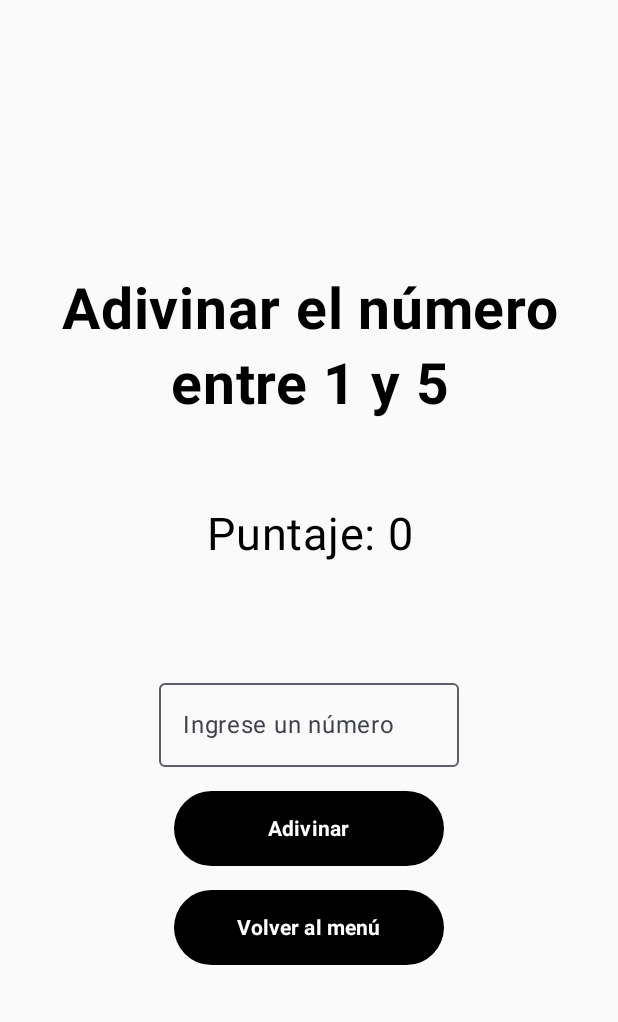
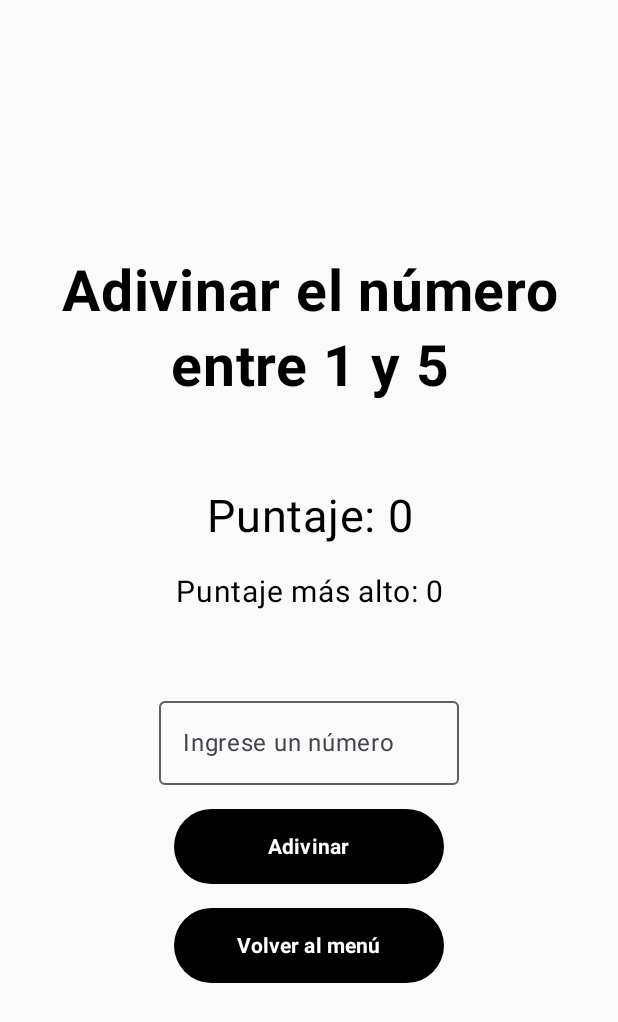
Before and after one commit to oriana-monaldi/Kotlin-random-number-and-city-manager, an Android app built with Jetpack Compose: the screen it shows after launch (MainActivity), after a tap on "Adivinar el número", on a phone screen of 412 x 824 dp. Shown: the top 1022 px of the screen. Run offline under Robolectric (Android 15) with nearby library versions, the phone set to English and light mode, and no system bars.

Commit message:
random number done

```diff
--- a/app/src/main/java/com/example/kotlin_random_number_and_city_manager/MainActivity.kt
+++ b/app/src/main/java/com/example/kotlin_random_number_and_city_manager/MainActivity.kt
@@ -1,5 +1,6 @@
 package com.example.kotlin_random_number_and_city_manager
 
+import android.content.Context
 import android.os.Bundle
 import androidx.activity.ComponentActivity
 import androidx.activity.compose.setContent
@@ -13,6 +14,7 @@ import androidx.compose.ui.unit.dp
 import androidx.compose.ui.Alignment
 import androidx.compose.ui.graphics.Color
 import androidx.compose.ui.graphics.Color.Companion.White
+import androidx.compose.ui.platform.LocalContext
 import androidx.compose.ui.text.font.FontWeight
 import androidx.compose.ui.text.input.TextFieldValue
 import androidx.compose.ui.text.style.TextAlign
@@ -45,6 +47,10 @@ fun Menu() {
     val showGameOverDialog = remember { mutableStateOf(false) }
     val snackbarHostState = remember { SnackbarHostState() }
     val scope = rememberCoroutineScope()
+
+    val context = LocalContext.current
+    val sharedPreferences = context.getSharedPreferences("GamePreferences", Context.MODE_PRIVATE)
+    val highestScore = remember { mutableStateOf(sharedPreferences.getInt("highestScore", 0)) }
 
     Column(
         modifier = Modifier
@@ -83,6 +89,13 @@ fun Menu() {
                     onWrongGuess = {
                         scope.launch {
                             snackbarHostState.showSnackbar("Incorrecto, intenta de nuevo", duration = SnackbarDuration.Short)
+                        }
+                    },
+                    highestScore = highestScore,
+                    saveHighestScore = { newScore ->
+                        with(sharedPreferences.edit()) {
+                            putInt("highestScore", newScore)
+                            apply()
                         }
                     }
                 )
@@ -165,17 +178,30 @@ fun GameModule(
     userGuess: MutableState<TextFieldValue>,
     onGameOver: () -> Unit,
     onCorrectGuess: () -> Unit,
-    onWrongGuess: () -> Unit
+    onWrongGuess: () -> Unit,
+    highestScore: MutableState<Int>,
+    saveHighestScore: (Int) -> Unit
+) {
+    Column(
+        horizontalAlignment = Alignment.CenterHorizontally,
+        verticalArrangement = Arrangement.Center,
+        modifier = Modifier.fillMaxWidth()
     ) {
         Text(
             text = "Puntaje: ${score.value}",
             fontSize = 30.sp,
             lineHeight = 50.sp,
             textAlign = TextAlign.Center,
+            modifier = Modifier.padding(bottom = 10.dp)
+        )
+
+        Text(
+            text = "Puntaje más alto: ${highestScore.value}",
+            fontSize = 20.sp,
+            lineHeight = 30.sp,
+            textAlign = TextAlign.Center,
             modifier = Modifier.padding(bottom = 50.dp)
         )
-
-    Spacer(modifier = Modifier.height(16.dp))
 
         OutlinedTextField(
             value = userGuess.value,
@@ -194,19 +220,25 @@ fun GameModule(
                     score.value += 10
                     attempts.value = 0
                     randomNumber.value = Random.nextInt(1, 6)
-                onCorrectGuess() // Muestra mensaje de acierto
+                    onCorrectGuess()
+
+                    if (score.value > highestScore.value) {
+                        highestScore.value = score.value
+                        saveHighestScore(score.value)
+                    }
                 } else {
                     attempts.value += 1
-                onWrongGuess() // Muestra mensaje de fallo
+                    onWrongGuess()
                     if (attempts.value == 5) {
                         score.value = 0
                         attempts.value = 0
                         randomNumber.value = Random.nextInt(1, 6)
-                    onGameOver() // Llama a la función de fin de juego
+                        onGameOver()
                     }
                 }
             }
         })
+    }
 }
 
 fun resetGame(
```
Lines whose indentation alone changed are shown as unchanged.
